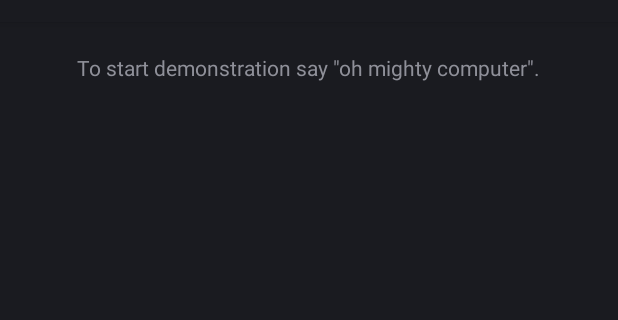
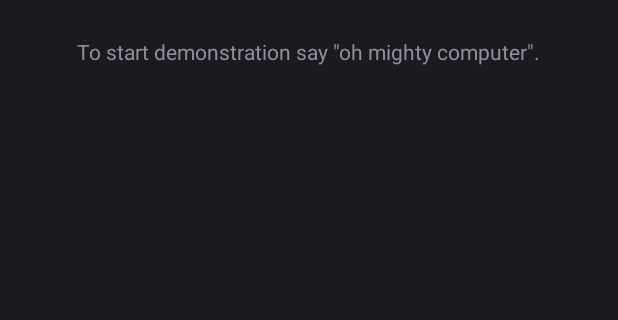
Before and after one commit to cmusphinx/pocketsphinx-android-demo, an Android app: the screen it shows after launch (WearActivity), on a phone screen of 412 x 824 dp, the part 62-382 px from its top. Run offline under Robolectric (Android 15) with nearby library versions, the phone set to English and light mode, and no system bars; libraries missing offline, so code that uses them is left out: edu.cmu.pocketsphinx; plain views replace BoxInsetLayout; 11 statements that could not run were skipped.

Commit message:
Fix layout of main activity for wear module

```diff
--- a/wear/src/main/res/layout/activity_main.xml
+++ b/wear/src/main/res/layout/activity_main.xml
@@ -4,13 +4,17 @@
     xmlns:app="http://schemas.android.com/apk/res-auto"
     android:layout_height="match_parent"
     android:layout_width="match_parent"
-    android:padding="15dp">
+    android:padding="10dp">
 
     <FrameLayout
         android:layout_width="match_parent"
         android:layout_height="match_parent"
-        android:padding="5dp"
         app:layout_box="all">
+
+        <LinearLayout
+            android:layout_width="fill_parent"
+            android:layout_height="fill_parent"
+            android:orientation="vertical" >
 
             <TextView
                 android:id="@+id/caption_text"
@@ -30,5 +34,6 @@
                     android:layout_width="wrap_content"
                     android:layout_height="wrap_content" />
             </LinearLayout>
+        </LinearLayout>
     </FrameLayout>
 </android.support.wearable.view.BoxInsetLayout>
```
Lines whose indentation alone changed are shown as unchanged.
